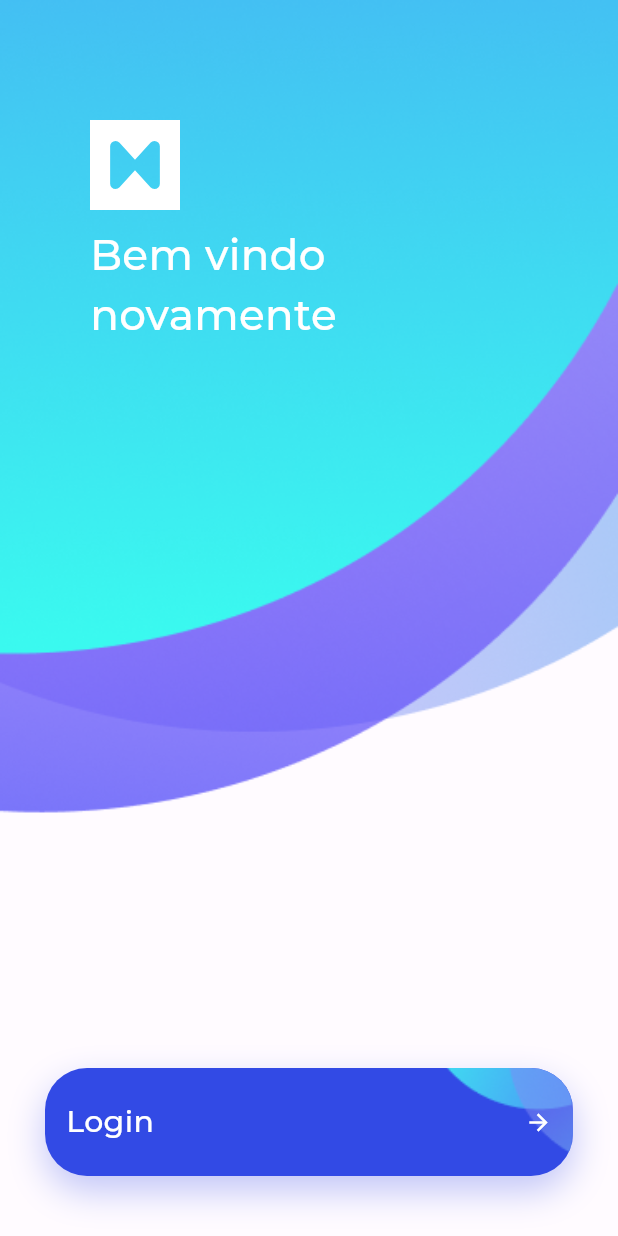
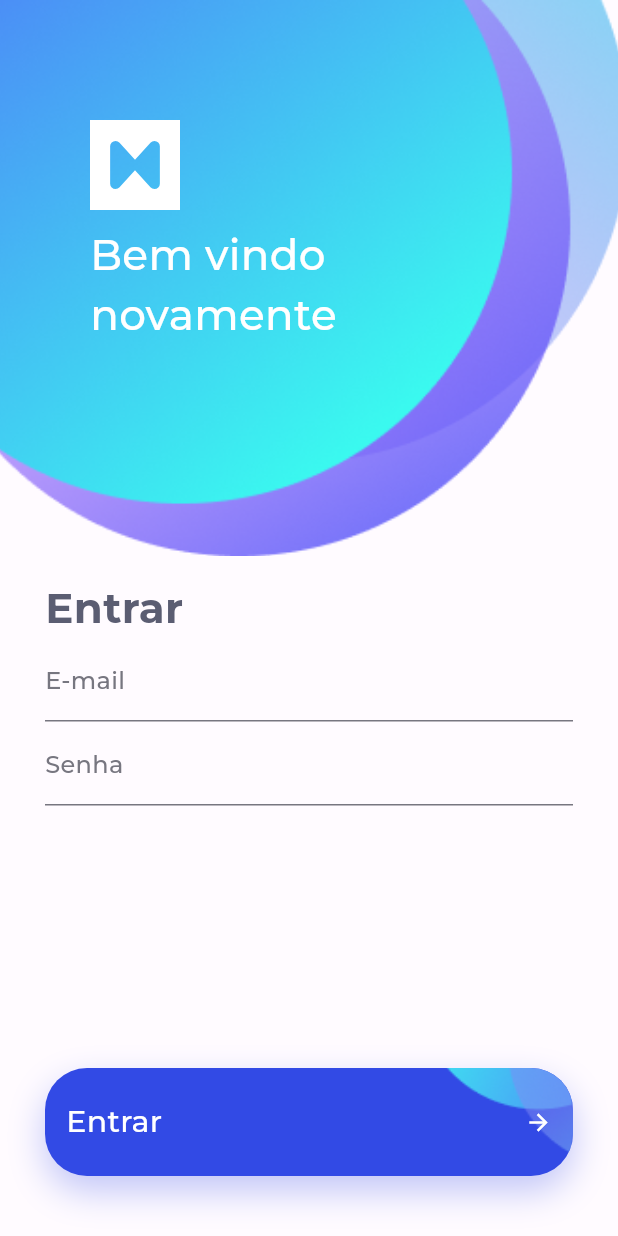
Before and after one commit to JoseMartinsNetto/FinancialApp, a Flutter app: the screen it shows after launch, on a phone screen of 412 x 824 dp. Run offline on Flutter 3.47's test engine with Material 2 defaults, Android fonts, the phone set to English and light mode, and no system bars; our stand-ins replace equatable, firebase_core, flutter_modular, flutter_svg, shared_preferences; accounts and stored records are empty; project files that could hold a hidden picture were left out.

```diff
--- /dev/null
+++ b/lib/src/core/state/base_state.dart
@@ -0,0 +1,6 @@
+import 'package:equatable/equatable.dart';
+
+abstract class BaseState extends Equatable {
+  const BaseState();
+  BaseState copyWith();
+}
--- /dev/null
+++ b/lib/src/core/value_objects/value_objects.dart
@@ -0,0 +1,2 @@
+export 'email.dart';
+export 'password.dart';
--- a/lib/src/modules/auth/auth_module.dart
+++ b/lib/src/modules/auth/auth_module.dart
@@ -7,8 +7,8 @@ class AuthModule extends Module {
 
   @override
   void routes(RouteManager r) {
-    r.child('/', child: (ctx) => const WelcomePage());
-    r.child('/login', child: (ctx) => const LoginPage());
+    r.child('/welcome', child: (ctx) => const WelcomePage());
+    r.child('/', child: (ctx) => const LoginPage());
 
     super.routes(r);
   }
--- a/lib/src/modules/auth/ui/pages/login_page.dart
+++ b/lib/src/modules/auth/ui/pages/login_page.dart
@@ -1,10 +1,117 @@
+import 'package:financial_app/src/shared/icons.dart';
+import 'package:financial_app/src/shared/widgets/financial_text_form_field.dart';
 import 'package:flutter/material.dart';
+import 'package:flutter_svg/flutter_svg.dart';
+
+import '../../../../shared/images.dart';
+import '../../../../shared/widgets/keyboard_dismissible.dart';
+import '../widgets/login_button.dart';
 
 class LoginPage extends StatelessWidget {
   const LoginPage({super.key});
 
   @override
   Widget build(BuildContext context) {
-    return Scaffold();
+    final size = MediaQuery.of(context).size;
+    final theme = Theme.of(context);
+    final bodyMedium = theme.textTheme.bodyMedium;
+
+    return Scaffold(
+      body: KeyboardDismissible(
+        child: SingleChildScrollView(
+          child: SizedBox(
+            width: size.width,
+            height: size.height,
+            child: Stack(
+              fit: StackFit.expand,
+              children: [
+                Positioned(
+                  top: 0,
+                  child: SizedBox(
+                    width: size.width,
+                    height: size.height * 0.45,
+                    child: Image.asset(
+                      Images.loginBackground,
+                      fit: BoxFit.cover,
+                      height: 30,
+                    ),
+                  ),
+                ),
+                Column(
+                  crossAxisAlignment: CrossAxisAlignment.start,
+                  mainAxisAlignment: MainAxisAlignment.spaceBetween,
+                  mainAxisSize: MainAxisSize.max,
+                  children: [
+                    Padding(
+                      padding: const EdgeInsets.only(left: 60, top: 80),
+                      child: Column(
+                        crossAxisAlignment: CrossAxisAlignment.start,
+                        mainAxisSize: MainAxisSize.max,
+                        children: [
+                          SizedBox(
+                            width: 60,
+                            height: 60,
+                            child: SvgPicture.asset(
+                              AppIcons.logoWhite,
+                              fit: BoxFit.cover,
+                            ),
+                          ),
+                          const SizedBox(height: 10),
+                          SizedBox(
+                            width: 200,
+                            child: Text(
+                              'Bem vindo novamente',
+                              style: bodyMedium?.copyWith(
+                                fontSize: 28,
+                                color: Colors.white,
+                              ),
+                            ),
+                          ),
+                        ],
+                      ),
+                    ),
+                    Padding(
+                      padding: const EdgeInsets.only(left: 30, right: 30, bottom: 20, top: 40),
+                      child: Column(
+                        crossAxisAlignment: CrossAxisAlignment.start,
+                        mainAxisSize: MainAxisSize.max,
+                        children: [
+                          Text(
+                            'Entrar',
+                            textAlign: TextAlign.start,
+                            style: bodyMedium?.copyWith(
+                              fontSize: 28,
+                              fontWeight: FontWeight.bold,
+                              color: theme.colorScheme.secondary,
+                            ),
+                          ),
+                          FinancialTextFormField(
+                            label: 'E-mail',
+                            onChanged: (value) {},
+                          ),
+                          FinancialTextFormField(
+                            label: 'Senha',
+                            onChanged: (value) {},
+                          ),
+                        ],
+                      ),
+                    ),
+                    Padding(
+                      padding: const EdgeInsets.symmetric(horizontal: 30, vertical: 40),
+                      child: Align(
+                        alignment: Alignment.center,
+                        child: LoginButton(
+                          onPressed: () {},
+                        ),
+                      ),
+                    )
+                  ],
+                ),
+              ],
+            ),
+          ),
+        ),
+      ),
+    );
   }
 }
--- a/lib/src/modules/auth/ui/pages/welcome_page.dart
+++ b/lib/src/modules/auth/ui/pages/welcome_page.dart
@@ -2,6 +2,7 @@ import 'package:financial_app/src/modules/auth/ui/widgets/login_button.dart';
 import 'package:financial_app/src/shared/icons.dart';
 import 'package:financial_app/src/shared/images.dart';
 import 'package:flutter/material.dart';
+import 'package:flutter_modular/flutter_modular.dart';
 import 'package:flutter_svg/svg.dart';
 
 class WelcomePage extends StatelessWidget {
@@ -59,7 +60,9 @@ class WelcomePage extends StatelessWidget {
                 padding: const EdgeInsets.symmetric(horizontal: 30, vertical: 40),
                 child: Align(
                   alignment: Alignment.center,
-                  child: LoginButton(onPressed: () {}),
+                  child: LoginButton(
+                    onPressed: () => Modular.to.pushNamed('/auth/login'),
+                  ),
                 ),
               )
             ],
@@ -67,5 +70,6 @@ class WelcomePage extends StatelessWidget {
         ],
       ),
     );
+
   }
 }
--- a/lib/src/modules/auth/ui/widgets/login_button.dart
+++ b/lib/src/modules/auth/ui/widgets/login_button.dart
@@ -43,7 +43,7 @@ class LoginButton extends StatelessWidget {
           mainAxisAlignment: MainAxisAlignment.spaceBetween,
           children: [
             Text(
-              'Login',
+              'Entrar',
               style: bodyMedium?.copyWith(
                 fontSize: 20,
                 color: Colors.white,
--- a/lib/src/modules/settings/interector/settings_controller.dart
+++ b/lib/src/modules/settings/interector/settings_controller.dart
@@ -2,7 +2,7 @@ import 'package:flutter/material.dart';
 
 import 'settings_service.dart';
 
-class SettingsController with ChangeNotifier {
+class SettingsController extends ChangeNotifier {
   SettingsController(this._settingsService);
 
   final SettingsService _settingsService;
--- /dev/null
+++ b/lib/src/shared/widgets/financial_text_form_field.dart
@@ -0,0 +1,33 @@
+import 'package:flutter/material.dart';
+
+class FinancialTextFormField extends StatelessWidget {
+  final String label;
+  final String? Function(String?)? validator;
+  final TextEditingController? controller;
+  final void Function(String?)? onChanged;
+  final void Function()? onTap;
+
+  const FinancialTextFormField({
+    super.key,
+    this.validator,
+    this.controller,
+    this.onChanged,
+    this.onTap,
+    required this.label,
+  });
+
+  @override
+  Widget build(BuildContext context) {
+    final theme = Theme.of(context);
+    final bodyMedium = theme.textTheme.bodyMedium;
+    return TextFormField(
+      decoration: InputDecoration(
+        labelText: label,
+        labelStyle: bodyMedium?.copyWith(
+          fontSize: 16,
+          color: theme.colorScheme.outline,
+        ),
+      ),
+    );
+  }
+}
--- /dev/null
+++ b/lib/src/shared/widgets/keyboard_dismissible.dart
@@ -0,0 +1,18 @@
+import 'package:flutter/material.dart';
+
+class KeyboardDismissible extends StatelessWidget {
+  final Widget child;
+
+  const KeyboardDismissible({super.key, required this.child});
+
+  @override
+  Widget build(BuildContext context) {
+    return GestureDetector(
+      onTap: () {
+        FocusScope.of(context).unfocus();
+        print('unfocus');
+      },
+      child: child,
+    );
+  }
+}
--- a/pubspec.yaml
+++ b/pubspec.yaml
@@ -21,6 +21,7 @@ dependencies:
     sdk: flutter
   flutter_localizations:
     sdk: flutter
+  equatable: ^2.0.5
 
 dev_dependencies:
   flutter_test:
```
Also changed, not shown: lib/src/core/value_objects/email.dart (added, +8 -0 lines), lib/src/core/value_objects/password.dart (added, +8 -0 lines), lib/src/core/value_objects/value_object.dart (added, +13 -0 lines), lib/src/modules/auth/interector/stores/login_store.dart (added, +26 -0 lines), pubspec.lock.
